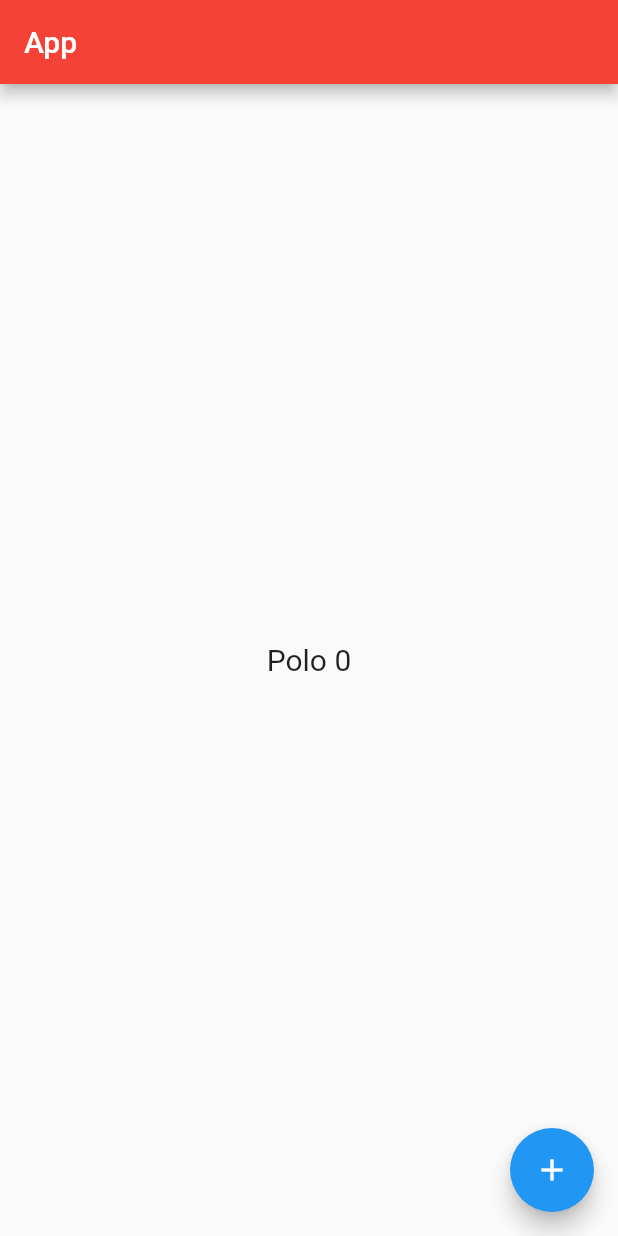
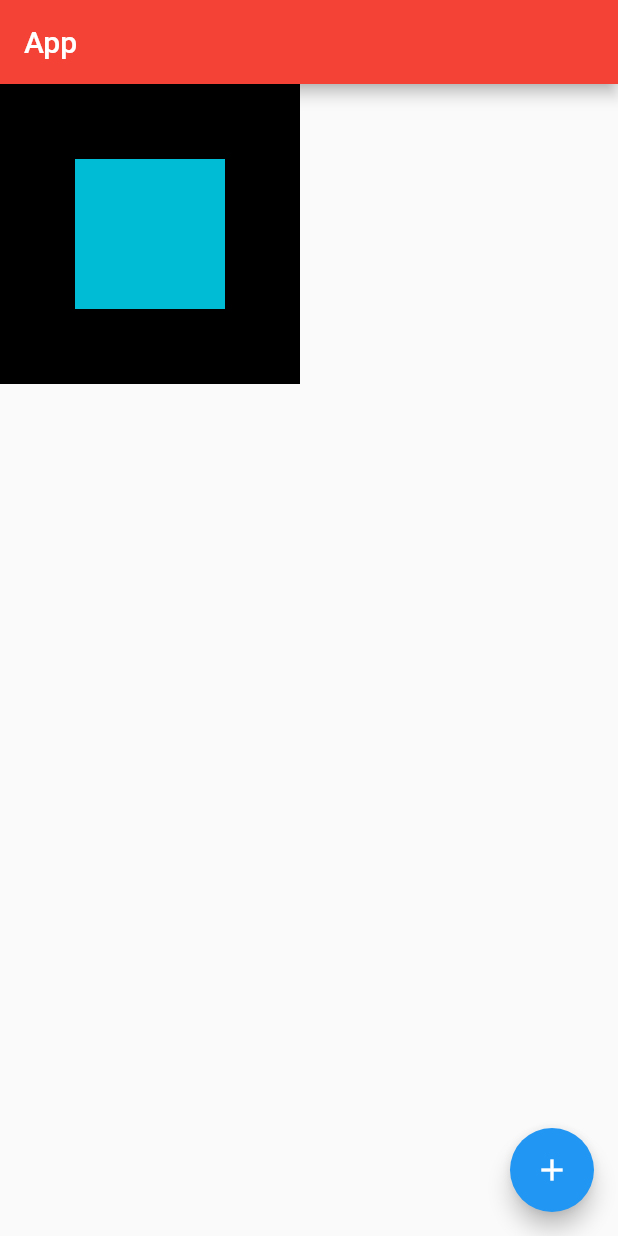
Before and after one commit to pedroPolonea/poc-flutter, a Flutter app: the screen it shows after launch, on a phone screen of 412 x 824 dp. Run offline on Flutter 3.47's test engine with Material 2 defaults, Android fonts, the phone set to English and light mode, and no system bars.

Commit message:
Introduçao render

```diff
--- a/ola_mundo/lib/home_page.dart
+++ b/ola_mundo/lib/home_page.dart
@@ -18,20 +18,17 @@ class HomePageState extends State<HomePage>{
       appBar: AppBar(
         title: Text('App'),
       ),
-      body: Center(
-        child: GestureDetector(
-          child:  Text(
-            'Polo $cont',
-            style: TextStyle(
-              fontSize: 20
-            ),
-          ),
-          onTap: (){
-            setState(() {
-              cont++;
-            });
-          },
-        )
+      body: Container(
+        height: 200,
+        width: 200,
+        color: Colors.black,
+        child: Center(
+            child: Container(
+            height: 100,
+            width: 100,
+            color: Colors.cyan,
+          )
+        ),
       ),
       floatingActionButton: FloatingActionButton(
         child: Icon(Icons.add),
```
